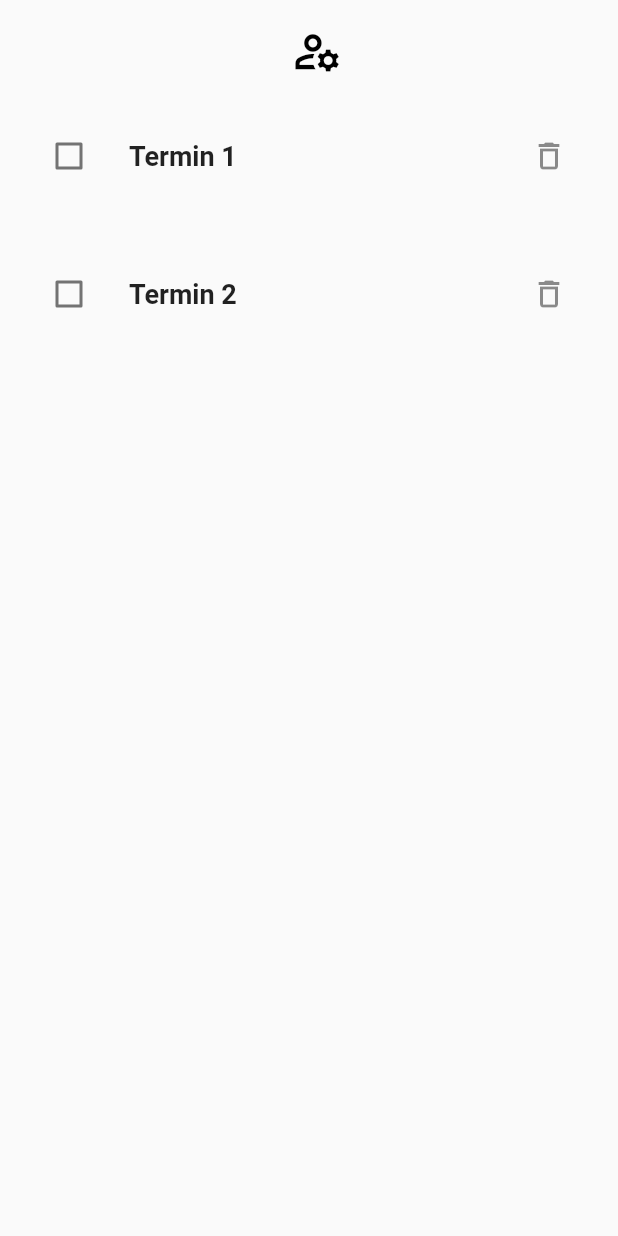
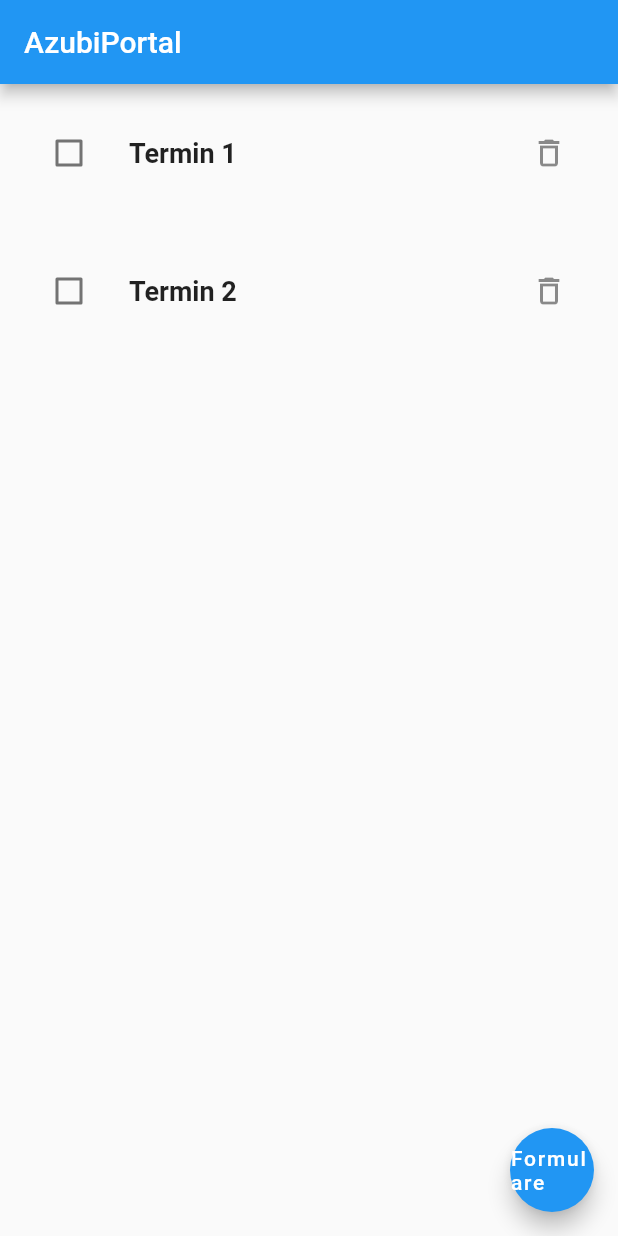
Before and after one commit to EmreDemi/azubi_portal, a Flutter app: the screen it shows after launch, on a phone screen of 412 x 824 dp. Run offline on Flutter 3.47's test engine with Material 2 defaults, Android fonts, the phone set to English and light mode, and no system bars.

Commit message:
added forms.dart

```diff
--- a/lib/main.dart
+++ b/lib/main.dart
@@ -2,6 +2,7 @@
 
 import 'package:flutter/material.dart';
 import 'pending_events.dart';
+import 'forms/forms.dart';
 
 void main() => runApp(MaterialApp(home: Dashboard()));
 
@@ -40,17 +41,10 @@ class _DashboardState extends State<Dashboard> {
   @override
   Widget build(BuildContext context) {
     return Scaffold(
+        appBar: AppBar(
+          title: Text("AzubiPortal"),
+        ),
         body: Column(children: <Widget>[
-      SafeArea(
-        child: IconButton(
-            padding: EdgeInsets.all(17.0),
-            onPressed: pressed,
-            icon: Icon(
-              Icons.manage_accounts_outlined,
-              size: 35.0,
-              color: Colors.black,
-            )),
-      ),
           Expanded(
               child: ListView.builder(
             itemCount: pendingEvents.length,
@@ -64,6 +58,22 @@ class _DashboardState extends State<Dashboard> {
               );
             },
           ))
-    ]));
+        ]),
+        floatingActionButton: FloatingActionButton(
+          child: Text("Formulare"),
+            onPressed: ()
+    {
+      Navigator.push(
+        context,
+        MaterialPageRoute<Widget>(
+            builder: (BuildContext context) =>
+                Forms()
+        ),
+      );
+    }
+        )
+    );
+
+
   }
 }
```
Also changed, not shown: lib/forms/forms.dart (added, +114 -0 lines). Lines whose indentation alone changed are shown as unchanged.
